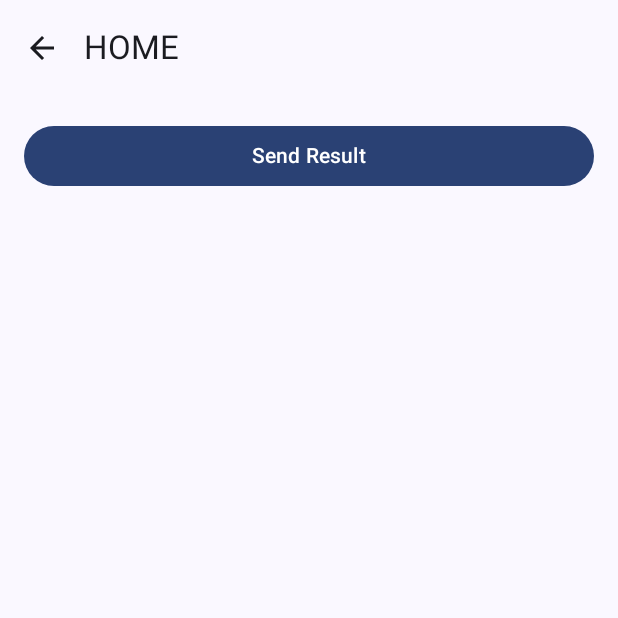
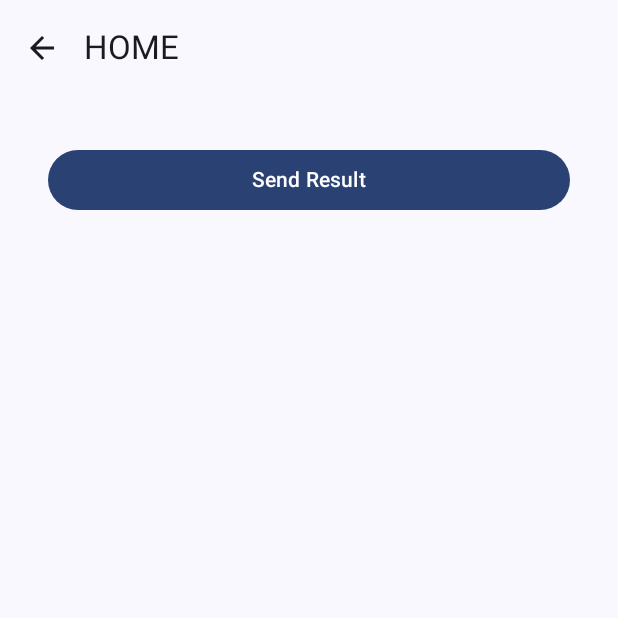
Before and after one commit to kazuiains/OptimizeSample, an Android app built with Jetpack Compose: the ResultStateNextScreen screen opened through its navigation route, on a phone screen of 412 x 824 dp, the top half of it. Run offline under Robolectric (Android 15) with nearby library versions, the phone set to English and light mode, and no system bars; our stand-ins replace Dagger/Hilt's generated code.

Commit message:
refactor: result

```diff
--- a/app/src/main/java/id/adiyusuf/optimizesample/screen/result/state/ResultStateNextScreen.kt
+++ b/app/src/main/java/id/adiyusuf/optimizesample/screen/result/state/ResultStateNextScreen.kt
@@ -1,7 +1,10 @@
 package id.adiyusuf.optimizesample.screen.result.state
 
+import androidx.compose.foundation.layout.Column
 import androidx.compose.foundation.layout.fillMaxWidth
 import androidx.compose.foundation.layout.padding
+import androidx.compose.foundation.rememberScrollState
+import androidx.compose.foundation.verticalScroll
 import androidx.compose.material3.Button
 import androidx.compose.material3.Text
 import androidx.compose.runtime.Composable
@@ -12,14 +15,21 @@ import id.adiyusuf.optimizesample.AppComposition
 @Composable
 fun ResultStateNextScreen() {
     val navController = AppComposition.navigation
+    val scrollState = rememberScrollState()
 
+    Column(
+        modifier = Modifier
+            .padding(16.dp)
+            .fillMaxWidth()
+            .verticalScroll(scrollState)
+    ) {
         Button(
             modifier = Modifier
                 .padding(16.dp)
                 .fillMaxWidth(),
             onClick = {
                 val savedStateHandle = navController.previousBackStackEntry?.savedStateHandle
-            savedStateHandle?.set("result_from", "SavedStateHandle - Composable")
+                savedStateHandle?.set("result_from", "SavedStateHandle to Composable")
                 savedStateHandle?.set("result_value", "Ululululu byur byar")
                 navController.popBackStack() // Kembali ke destinasi sebelumnya
             }
@@ -27,3 +37,4 @@ fun ResultStateNextScreen() {
             Text("Send Result")
         }
     }
+}
```
Lines whose indentation alone changed are shown as unchanged.
